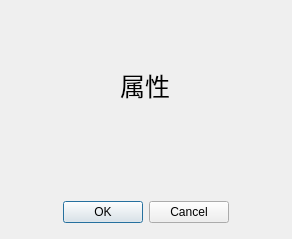
First picture: the form in prototype_v0906/Tool/compproperty.ui, repository Tangzixia/Digital-Prototype, before the edit.
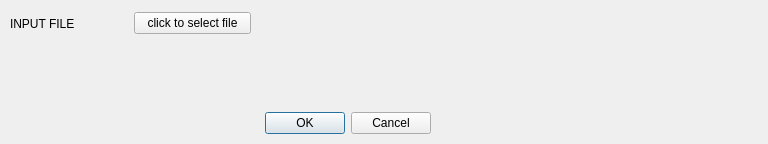
Second picture: the form after the edit.

```diff
--- a/prototype_v0906/Tool/compproperty.ui
+++ b/prototype_v0906/Tool/compproperty.ui
@@ -6,38 +6,20 @@
    <rect>
     <x>0</x>
     <y>0</y>
-    <width>292</width>
-    <height>239</height>
+    <width>768</width>
+    <height>144</height>
    </rect>
   </property>
   <property name="windowTitle">
    <string>配置组件</string>
   </property>
-  <widget class="QLabel" name="label">
-   <property name="geometry">
-    <rect>
-     <x>120</x>
-     <y>70</y>
-     <width>51</width>
-     <height>31</height>
-    </rect>
-   </property>
-   <property name="font">
-    <font>
-     <pointsize>19</pointsize>
-    </font>
-   </property>
-   <property name="text">
-    <string>属性</string>
-   </property>
-  </widget>
   <widget class="QWidget" name="layoutWidget">
    <property name="geometry">
     <rect>
-     <x>0</x>
-     <y>200</y>
-     <width>291</width>
-     <height>25</height>
+     <x>90</x>
+     <y>110</y>
+     <width>511</width>
+     <height>27</height>
     </rect>
    </property>
    <layout class="QHBoxLayout" name="horizontalLayout">
@@ -79,6 +61,48 @@
     </item>
    </layout>
   </widget>
+  <widget class="QWidget" name="layoutWidget">
+   <property name="geometry">
+    <rect>
+     <x>10</x>
+     <y>10</y>
+     <width>241</width>
+     <height>27</height>
+    </rect>
+   </property>
+   <layout class="QHBoxLayout" name="horizontalLayout_2">
+    <item>
+     <widget class="QLabel" name="label">
+      <property name="text">
+       <string>INPUT FILE</string>
+      </property>
+     </widget>
+    </item>
+    <item>
+     <widget class="QPushButton" name="pushButton">
+      <property name="text">
+       <string>click to select file</string>
+      </property>
+     </widget>
+    </item>
+   </layout>
+  </widget>
+  <widget class="QLabel" name="label_path">
+   <property name="geometry">
+    <rect>
+     <x>10</x>
+     <y>70</y>
+     <width>751</width>
+     <height>17</height>
+    </rect>
+   </property>
+   <property name="text">
+    <string/>
+   </property>
+   <property name="wordWrap">
+    <bool>true</bool>
+   </property>
+  </widget>
  </widget>
  <resources/>
  <connections>
```
